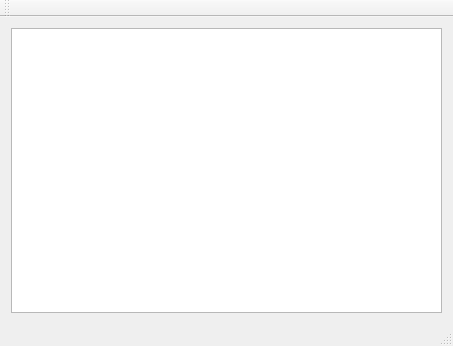
atikbif/ServerGate, file mainwindow.ui: the form before one commit.
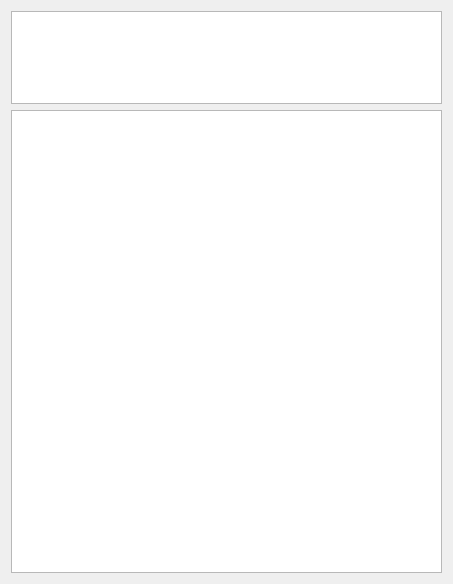
The form after the commit.

```diff
--- a/mainwindow.ui
+++ b/mainwindow.ui
@@ -7,7 +7,7 @@
     <x>0</x>
     <y>0</y>
     <width>453</width>
-    <height>346</height>
+    <height>584</height>
    </rect>
   </property>
   <property name="windowTitle">
@@ -15,30 +15,28 @@
   </property>
   <widget class="QWidget" name="centralWidget">
    <layout class="QGridLayout" name="gridLayout">
+    <item row="1" column="0">
+     <widget class="QTextBrowser" name="textBrowser">
+      <property name="sizePolicy">
+       <sizepolicy hsizetype="Expanding" vsizetype="Expanding">
+        <horstretch>0</horstretch>
+        <verstretch>5</verstretch>
+       </sizepolicy>
+      </property>
+     </widget>
+    </item>
     <item row="0" column="0">
-     <widget class="QTextBrowser" name="textBrowser"/>
+     <widget class="QListWidget" name="listWidget">
+      <property name="sizePolicy">
+       <sizepolicy hsizetype="Expanding" vsizetype="Expanding">
+        <horstretch>0</horstretch>
+        <verstretch>1</verstretch>
+       </sizepolicy>
+      </property>
+     </widget>
     </item>
    </layout>
   </widget>
-  <widget class="QMenuBar" name="menuBar">
-   <property name="geometry">
-    <rect>
-     <x>0</x>
-     <y>0</y>
-     <width>453</width>
-     <height>21</height>
-    </rect>
-   </property>
-  </widget>
-  <widget class="QToolBar" name="mainToolBar">
-   <attribute name="toolBarArea">
-    <enum>TopToolBarArea</enum>
-   </attribute>
-   <attribute name="toolBarBreak">
-    <bool>false</bool>
-   </attribute>
-  </widget>
-  <widget class="QStatusBar" name="statusBar"/>
  </widget>
  <layoutdefault spacing="6" margin="11"/>
  <resources/>
```
Left out of the diff: 2 changed lines with no effect on the pictures.
